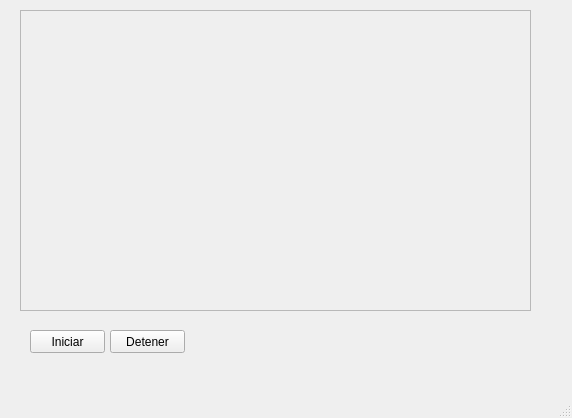
The window that GUI/FaceDetector.ui (MrRomo/RealTimeRecognitionApp) describes before a commit, drawn with Qt 5.
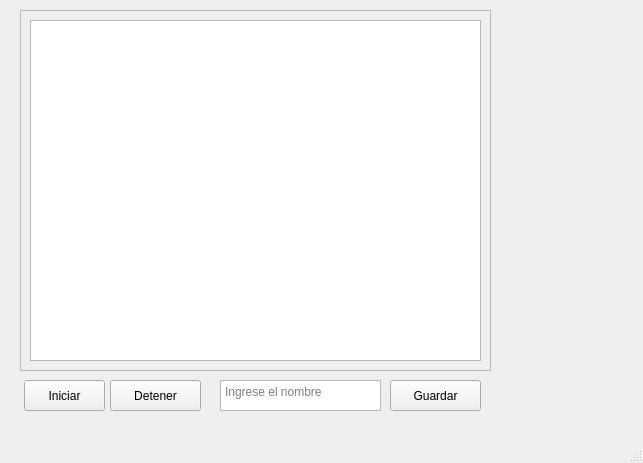
The same window after the commit.

The edit to the form file:
```diff
--- a/GUI/FaceDetector.ui
+++ b/GUI/FaceDetector.ui
@@ -6,8 +6,8 @@
    <rect>
     <x>0</x>
     <y>0</y>
-    <width>572</width>
-    <height>418</height>
+    <width>643</width>
+    <height>463</height>
    </rect>
   </property>
   <property name="windowTitle">
@@ -17,10 +17,10 @@
    <widget class="QPushButton" name="pushButton">
     <property name="geometry">
      <rect>
-      <x>30</x>
-      <y>330</y>
-      <width>75</width>
-      <height>23</height>
+      <x>24</x>
+      <y>380</y>
+      <width>81</width>
+      <height>31</height>
      </rect>
     </property>
     <property name="mouseTracking">
@@ -34,9 +34,9 @@
     <property name="geometry">
      <rect>
       <x>110</x>
-      <y>330</y>
-      <width>75</width>
-      <height>23</height>
+      <y>380</y>
+      <width>91</width>
+      <height>31</height>
      </rect>
     </property>
     <property name="text">
@@ -48,8 +48,8 @@
      <rect>
       <x>20</x>
       <y>10</y>
-      <width>511</width>
-      <height>301</height>
+      <width>471</width>
+      <height>361</height>
      </rect>
     </property>
     <property name="frameShape">
@@ -58,6 +58,42 @@
     <property name="frameShadow">
      <enum>QFrame::Raised</enum>
     </property>
+    <widget class="QGraphicsView" name="graphicsView">
+     <property name="geometry">
+      <rect>
+       <x>10</x>
+       <y>10</y>
+       <width>451</width>
+       <height>341</height>
+      </rect>
+     </property>
+    </widget>
+   </widget>
+   <widget class="QTextEdit" name="textEdit">
+    <property name="geometry">
+     <rect>
+      <x>220</x>
+      <y>380</y>
+      <width>161</width>
+      <height>31</height>
+     </rect>
+    </property>
+    <property name="placeholderText">
+     <string>Ingrese el nombre</string>
+    </property>
+   </widget>
+   <widget class="QPushButton" name="pushButton_3">
+    <property name="geometry">
+     <rect>
+      <x>390</x>
+      <y>380</y>
+      <width>91</width>
+      <height>31</height>
+     </rect>
+    </property>
+    <property name="text">
+     <string>Guardar</string>
+    </property>
    </widget>
   </widget>
   <widget class="QMenuBar" name="menubar">
```
Left out of the diff: 4 changed lines with no effect on the pictures.
